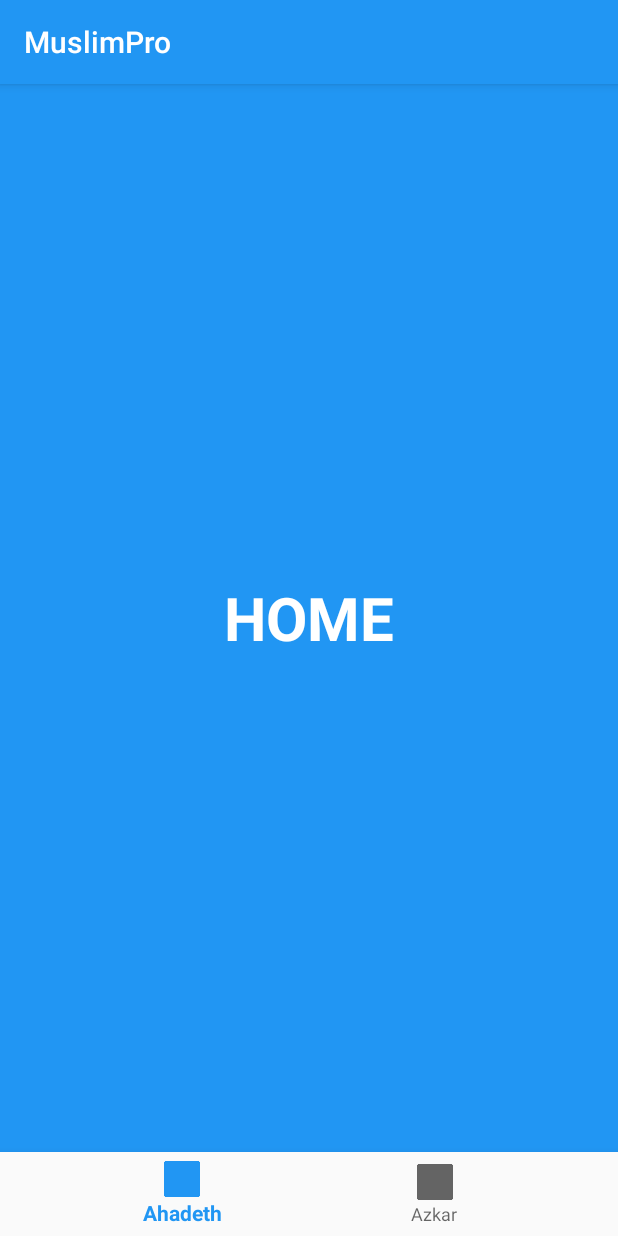
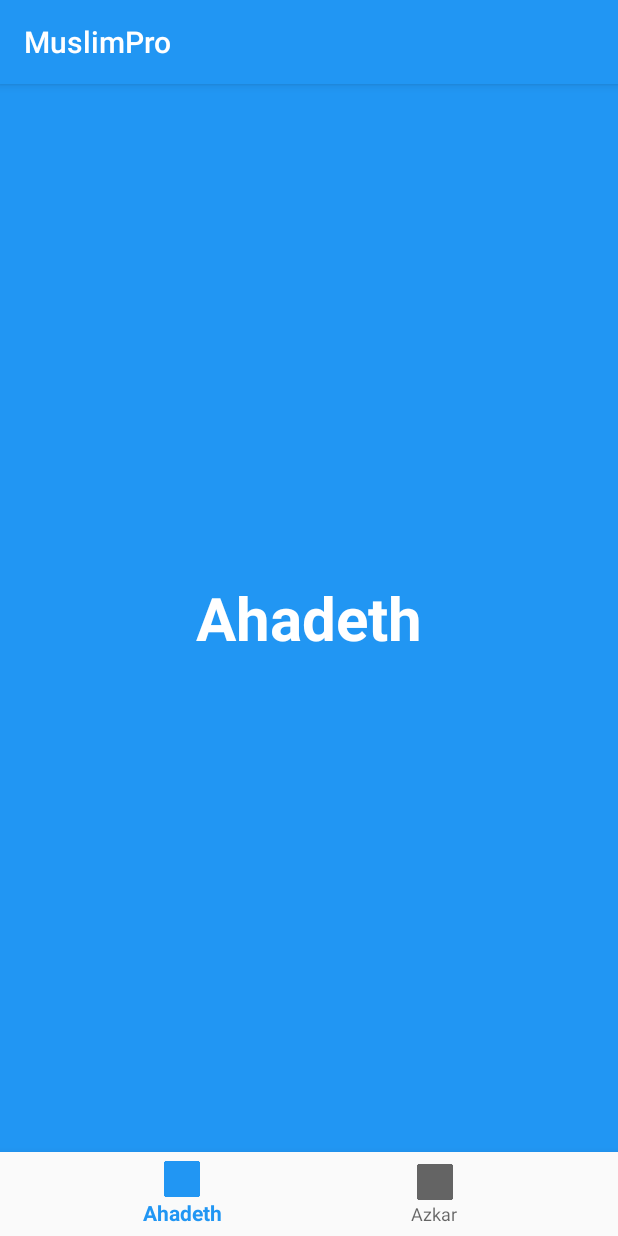
Before and after one commit to AbdoTareq/AzkarMuslim, an Android app: the screen it shows after launch (PagerActivity), after a tap on "Ahadeth", on a phone screen of 412 x 824 dp. Run offline under Robolectric (Android 15) with nearby library versions, the phone set to English and light mode, and no system bars.

Commit message:
Set the correct fragments with view pager

```diff
--- a/app/src/main/AndroidManifest.xml
+++ b/app/src/main/AndroidManifest.xml
@@ -9,8 +9,8 @@
         android:roundIcon="@mipmap/ic_launcher_round"
         android:supportsRtl="true"
         android:theme="@style/AppTheme">
-        <activity android:name=".PagerActivity"></activity>
-        <activity android:name=".MainActivity">
+        <activity android:name=".Activities.PagerActivity"></activity>
+        <activity android:name=".Activities.MainActivity">
             <intent-filter>
                 <action android:name="android.intent.action.MAIN" />
 
--- a/app/src/main/java/com/omar/abdotareq/muslimpro/MainActivity.java
+++ b/app/src/main/java/com/omar/abdotareq/muslimpro/Activities/MainActivity.java
@@ -1,4 +1,4 @@
-package com.omar.abdotareq.muslimpro;
+package com.omar.abdotareq.muslimpro.Activities;
 
 import androidx.appcompat.app.AppCompatActivity;
 
@@ -7,6 +7,8 @@
 import android.view.View;
 import android.widget.RelativeLayout;
 import android.widget.Toast;
+
+import com.omar.abdotareq.muslimpro.R;
 
 
 /**
@@ -30,19 +32,19 @@
         azkar.setOnClickListener(new View.OnClickListener() {
             @Override
             public void onClick(View view) {
-                Toast.makeText(MainActivity.this, "done", Toast.LENGTH_SHORT).show();
+                index = 0;
                 Intent intent = new Intent(MainActivity.this, PagerActivity.class);
+                intent.putExtra("index", index);
                 startActivity(intent);
-                index = 0;
             }
         });
         ahadeth.setOnClickListener(new View.OnClickListener() {
             @Override
             public void onClick(View view) {
-                Toast.makeText(MainActivity.this, "done", Toast.LENGTH_SHORT).show();
+                index = 1;
                 Intent intent = new Intent(MainActivity.this, PagerActivity.class);
+                intent.putExtra("index", index);
                 startActivity(intent);
-                index = 1;
             }
         });
 
--- a/app/src/main/java/com/omar/abdotareq/muslimpro/PagerActivity.java
+++ b/app/src/main/java/com/omar/abdotareq/muslimpro/Activities/PagerActivity.java
@@ -1,4 +1,4 @@
-package com.omar.abdotareq.muslimpro;
+package com.omar.abdotareq.muslimpro.Activities;
 
 import androidx.annotation.NonNull;
 import androidx.appcompat.app.AppCompatActivity;
@@ -9,6 +9,14 @@
 import android.view.MenuItem;
 
 import com.google.android.material.bottomnavigation.BottomNavigationView;
+import com.omar.abdotareq.muslimpro.Fragments.AhadethFragment;
+import com.omar.abdotareq.muslimpro.Fragments.AzkarFragment;
+import com.omar.abdotareq.muslimpro.Adapters.FragmentAdapter;
+import com.omar.abdotareq.muslimpro.R;
+
+/**
+ * this UI class controls the viewPager & BottomNavigationView & set the correct fragment
+ * */
 
 public class PagerActivity extends AppCompatActivity {
 
@@ -24,8 +32,19 @@
         navigation.setOnNavigationItemSelectedListener(mOnNavigationItemSelectedListener);
         viewPager = findViewById(R.id.viewpager); //Init Viewpager
         setupFm(getSupportFragmentManager(), viewPager); //Setup Fragment
-        viewPager.setCurrentItem(0); //Set Currrent Item When Activity Start
         viewPager.setOnPageChangeListener(new PageChange()); //Listeners For Viewpager When Page Changed
+
+        if (getIntent().getIntExtra("index", -1) == 0) {
+            viewPager.setCurrentItem(0); //Set Currrent Item When Activity Start
+            navigation.setSelectedItemId(R.id.navigation_azkar);
+        }
+        else if (getIntent().getIntExtra("index", -1) == 1) {
+            viewPager.setCurrentItem(1); //Set Currrent Item When Activity Start
+            navigation.setSelectedItemId(R.id.navigation_ahadeth);
+
+        }
+
+
     }
 
     public static void setupFm(FragmentManager fragmentManager, ViewPager viewPager) {
--- a/app/src/main/java/com/omar/abdotareq/muslimpro/FragmentAdapter.java
+++ b/app/src/main/java/com/omar/abdotareq/muslimpro/Adapters/FragmentAdapter.java
@@ -1,4 +1,4 @@
-package com.omar.abdotareq.muslimpro;
+package com.omar.abdotareq.muslimpro.Adapters;
 
 import androidx.fragment.app.Fragment;
 import androidx.fragment.app.FragmentManager;
--- a/app/src/main/java/com/omar/abdotareq/muslimpro/AhadethFragment.java
+++ b/app/src/main/java/com/omar/abdotareq/muslimpro/Fragments/AhadethFragment.java
@@ -1,19 +1,23 @@
-package com.omar.abdotareq.muslimpro;
+package com.omar.abdotareq.muslimpro.Fragments;
 
 
 import android.os.Bundle;
 import android.view.LayoutInflater;
 import android.view.View;
 import android.view.ViewGroup;
+import android.widget.TextView;
 
 import androidx.annotation.Nullable;
 import androidx.fragment.app.Fragment;
 
+import com.omar.abdotareq.muslimpro.R;
+
 /**
- * A simple {@link Fragment} subclass.
+ * this UI class controls Ahadeth .
  */
 public class AhadethFragment extends Fragment {
 
+    TextView textView;
 
     public AhadethFragment() {
         // Required empty public constructor
@@ -23,7 +27,14 @@
     @Nullable
     @Override
     public View onCreateView(LayoutInflater inflater, @Nullable ViewGroup container, @Nullable Bundle savedInstanceState) {
-        return inflater.inflate(R.layout.fragment_azkar_hadeth, container, false);
+
+        View Ahadeth_fragment = inflater.inflate(R.layout.fragment_azkar_hadeth, container, false);
+
+        textView = Ahadeth_fragment.findViewById(R.id.text_fragment);
+        textView.setText("Ahadeth");
+
+
+        return Ahadeth_fragment;
     }
 
 }
--- a/app/src/main/java/com/omar/abdotareq/muslimpro/AzkarFragment.java
+++ b/app/src/main/java/com/omar/abdotareq/muslimpro/Fragments/AzkarFragment.java
@@ -1,4 +1,4 @@
-package com.omar.abdotareq.muslimpro;
+package com.omar.abdotareq.muslimpro.Fragments;
 
 
 import android.os.Bundle;
@@ -9,12 +9,17 @@
 import android.view.LayoutInflater;
 import android.view.View;
 import android.view.ViewGroup;
+import android.widget.TextView;
+
+import com.omar.abdotareq.muslimpro.R;
 
 /**
- * A simple {@link Fragment} subclass.
+ * this UI class controls Azkar .
  */
 public class AzkarFragment extends Fragment {
 
+
+    private TextView textView;
 
     public AzkarFragment() {
         // Required empty public constructor
@@ -24,7 +29,17 @@
     @Nullable
     @Override
     public View onCreateView(LayoutInflater inflater, @Nullable ViewGroup container, @Nullable Bundle savedInstanceState) {
-        return inflater.inflate(R.layout.fragment_azkar_hadeth, container, false);
+
+        View Azkar_fragment = inflater.inflate(R.layout.fragment_azkar_hadeth, container, false);
+
+        textView = Azkar_fragment.findViewById(R.id.text_fragment);
+        textView.setText("Azkar");
+
+
+
+        return Azkar_fragment;
+
+
     }
 
 }
--- a/app/src/main/res/layout/activity_main.xml
+++ b/app/src/main/res/layout/activity_main.xml
@@ -4,7 +4,7 @@
     android:layout_width="match_parent"
     android:layout_height="match_parent"
     android:layoutDirection="ltr"
-    tools:context=".MainActivity">
+    tools:context=".Activities.MainActivity">
 
     <RelativeLayout
         android:layout_width="match_parent"
--- a/app/src/main/res/layout/activity_pager.xml
+++ b/app/src/main/res/layout/activity_pager.xml
@@ -5,7 +5,7 @@
     android:layout_width="match_parent"
     android:layout_height="match_parent"
     android:id="@+id/container"
-    tools:context=".PagerActivity">
+    tools:context=".Activities.PagerActivity">
 
     <androidx.viewpager.widget.ViewPager
         android:layout_width="match_parent"
--- a/app/src/main/res/layout/fragment_azkar_hadeth.xml
+++ b/app/src/main/res/layout/fragment_azkar_hadeth.xml
@@ -9,6 +9,7 @@
         android:layout_height="wrap_content"
         android:layout_gravity="center"
         android:text="@string/home"
+        android:id="@+id/text_fragment"
         android:textColor="@android:color/white"
         android:textSize="40sp"
         android:textStyle="bold" />
```
